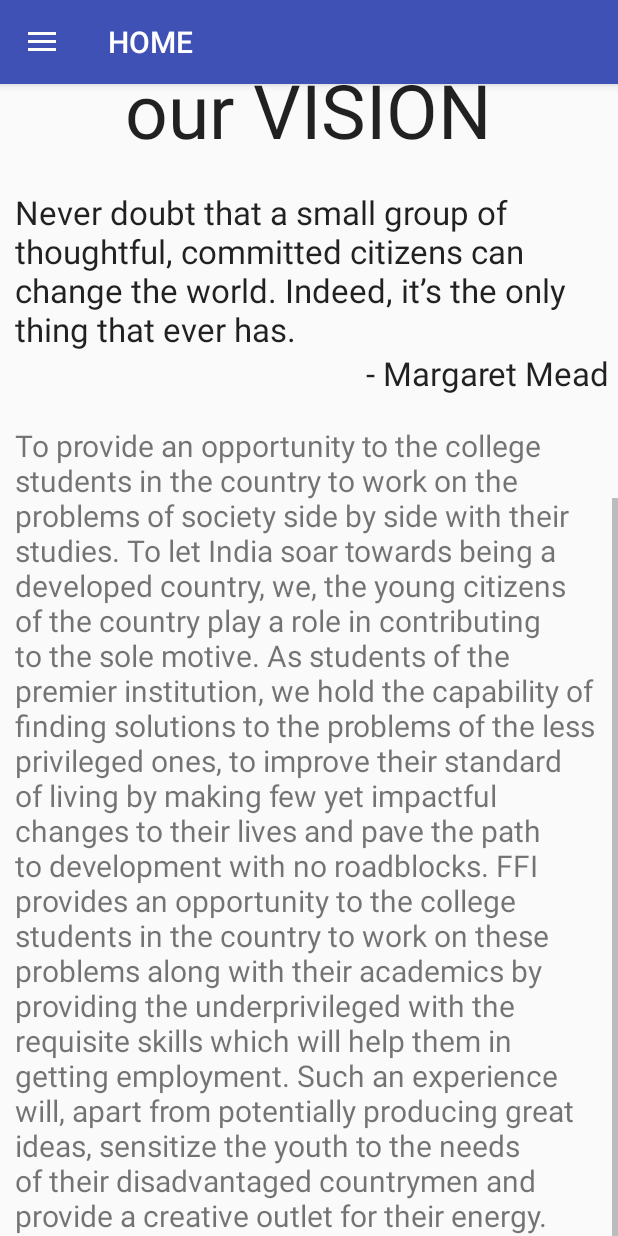
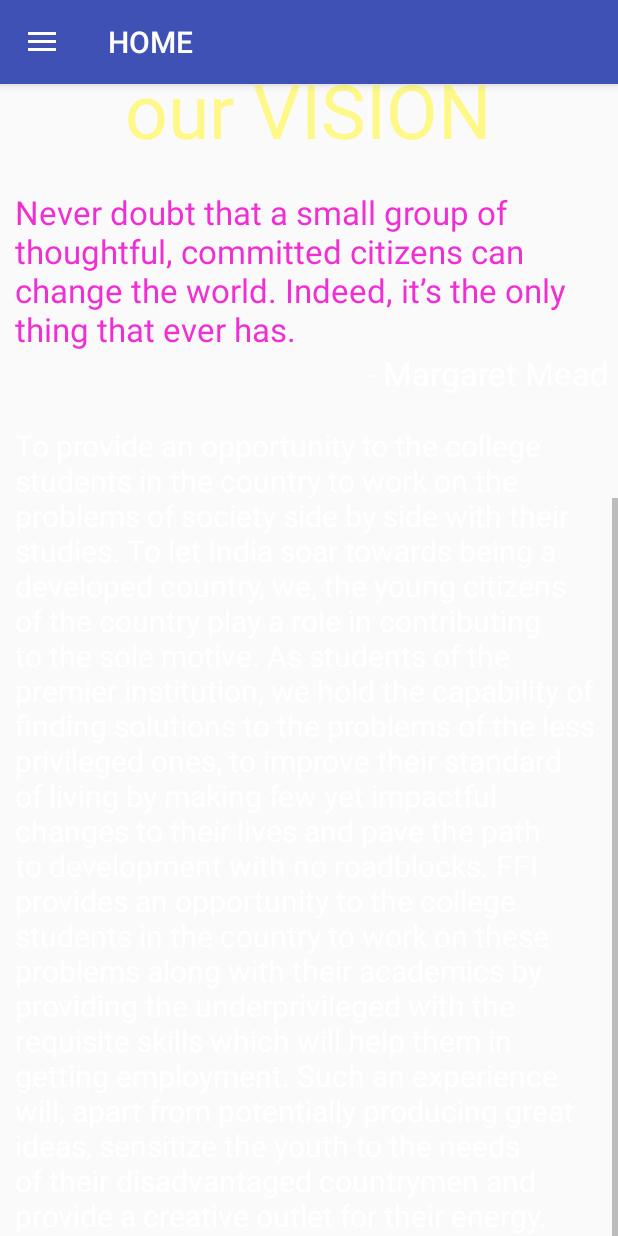
Before and after one commit to pathak0311/FastForward, an Android app: the screen it shows after launch (MainActivity), scrolled down 431 dp, on a phone screen of 412 x 824 dp. Run offline under Robolectric (Android 15) with nearby library versions, the light colour scheme and no system bars.

Commit message:
Update layout1.xml

```diff
--- a/app/src/main/res/layout/layout1.xml
+++ b/app/src/main/res/layout/layout1.xml
@@ -15,6 +15,7 @@
         android:textAppearance="?android:attr/textAppearanceLarge"
         android:text="FFI"
         android:id="@+id/heading1"
+        android:textColor="#fef888"
         android:layout_centerHorizontal="true"/>
 
     <TextView
@@ -22,6 +23,7 @@
         android:layout_height="wrap_content"
         android:id="@+id/text1"
         android:textSize="20dp"
+        android:textColor="#ffffff"
         android:text="Fast Forward India (FFI) is a unique effort and an initiative undertaken by the students of IIT(ISM) Dhanbad. This is an organization completely managed and administered by the young and enthusiastic students of the institution. Creative and powerful ways are implemented to tackle problems of the millions of underprivileged people in India. The organization conducts blood donation camps, imparts basic computer and English education, and numerous careers counseling sessions in schools to help the deprived students shape their future."
         android:layout_below="@+id/heading1"
         android:layout_marginTop="20dp"
@@ -35,6 +37,7 @@
         android:layout_height="wrap_content"
         android:textSize="50dp"
         android:layout_below="@+id/text1"
+        android:textColor="#fef888"
         android:textAppearance="?android:attr/textAppearanceLarge"
         android:text="our VISION"
         android:id="@+id/heading2"
@@ -49,6 +52,7 @@
         android:backgroundTint="@color/colorAccent"
         android:layout_below="@+id/heading2"
         android:id="@+id/text2"
+        android:textColor="#f02ed4"
         android:layout_marginLeft="10dp"
         android:layout_marginRight="10dp"
         android:layout_marginTop="20dp"
@@ -61,6 +65,7 @@
         android:text="@string/quote"
         android:layout_alignParentRight="true"
         android:layout_below="@+id/text2"
+        android:textColor="#ffffff"
         android:id="@+id/text3"/>
 
     <TextView
@@ -74,6 +79,7 @@
         android:layout_marginLeft="10dp"
         android:layout_marginRight="10dp"
         android:gravity="fill_horizontal"
+        android:textColor="#ffffff"
         android:typeface="sans"/>
 
 </RelativeLayout>
```
